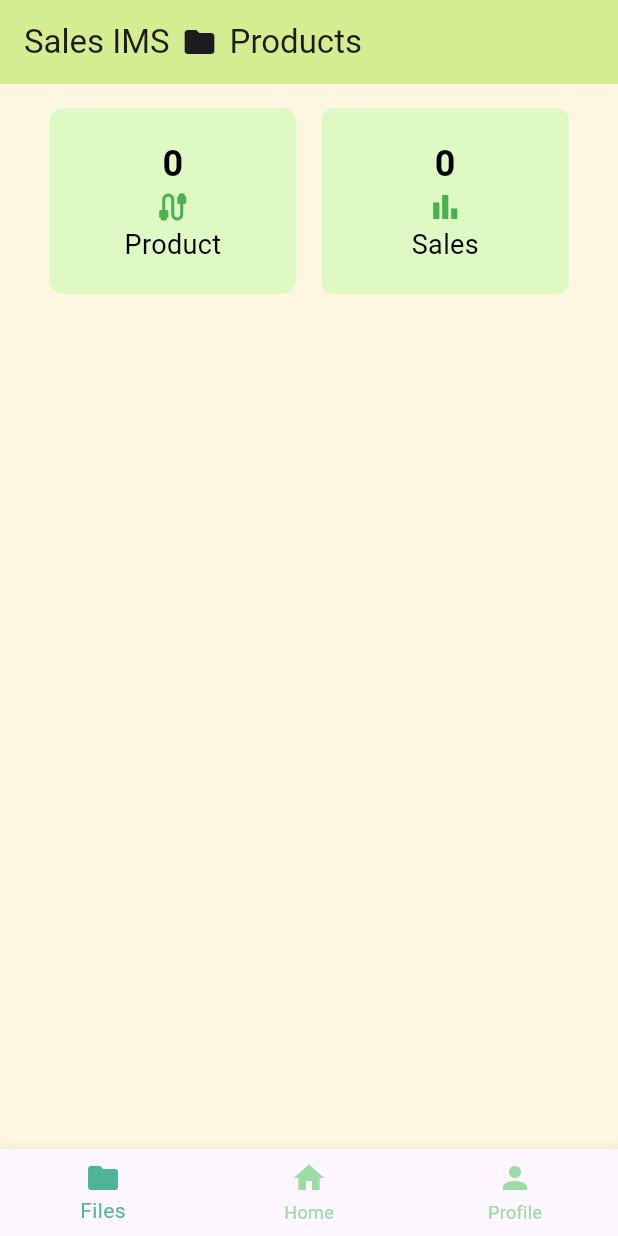
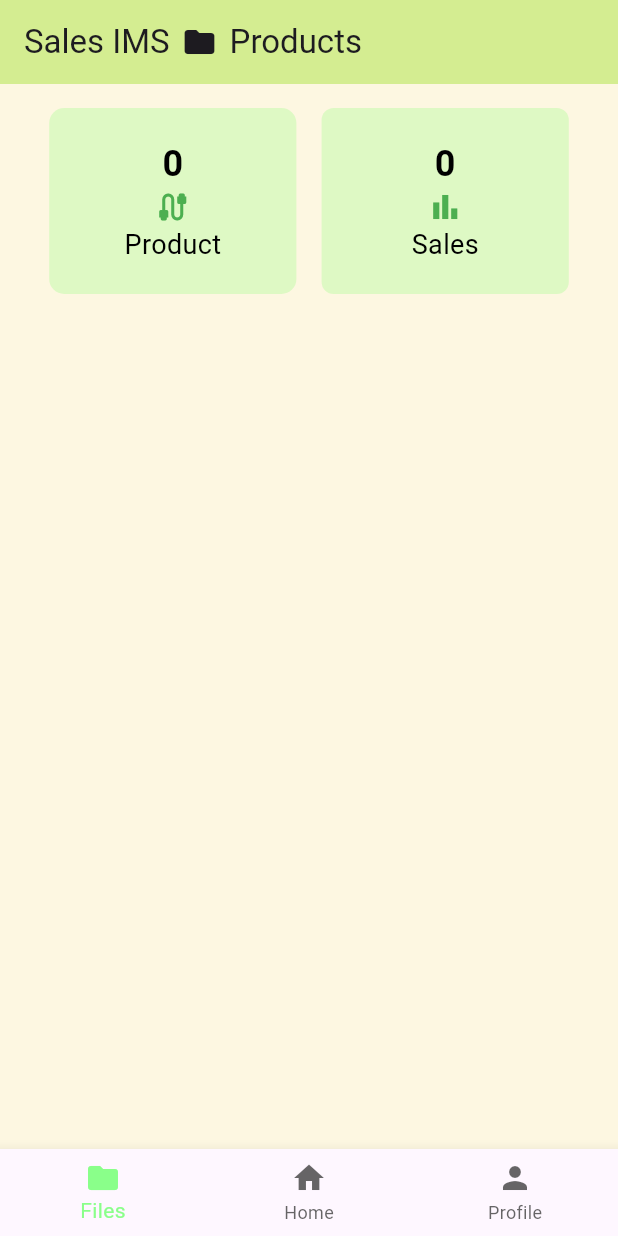
Before and after one commit to MarkRyuo/sales_inventory_app, a Flutter app: the ProductScreen screen opened directly, on a phone screen of 412 x 824 dp. Run offline on Flutter 3.47's test engine with Material 3 defaults, Android fonts, the phone set to English and light mode, and no system bars; our stand-ins replace flutter_svg.

Commit message:
update herE

```diff
--- a/lib/product_screen.dart
+++ b/lib/product_screen.dart
@@ -138,8 +138,8 @@ class ProductScreen extends StatelessWidget {
             label: 'Profile',
           ),
         ],
-        selectedItemColor: const Color(0xFF50B498),
-        unselectedItemColor: const Color(0xFF9CDBA6),
+        selectedItemColor: const Color.fromARGB(255, 138, 255, 138),
+        unselectedItemColor: const Color.fromARGB(200, 60, 60, 60),
       ),
     );
   }
```
